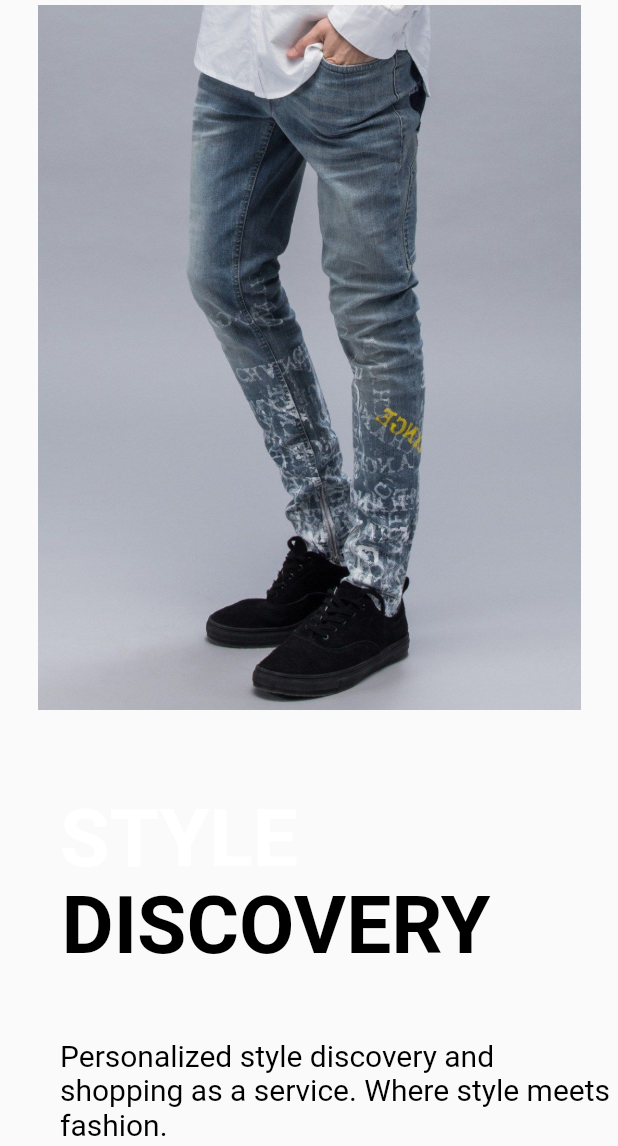
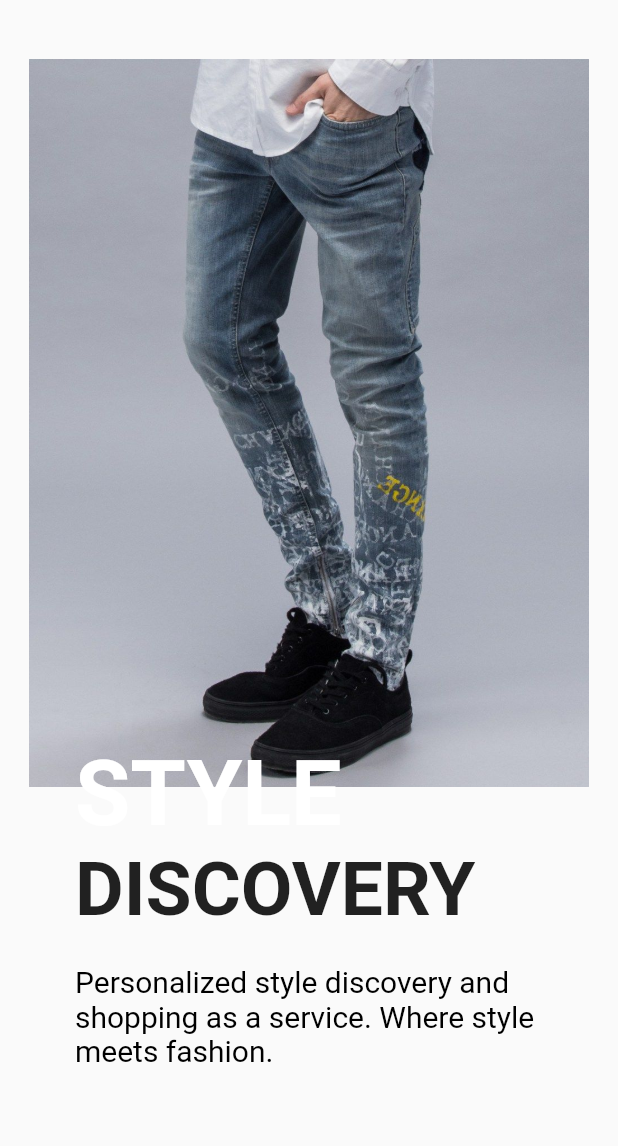
Before and after one commit to ZohaibAlvi98/appFrontend, a Flutter app: the Styles screen opened directly, on a phone screen of 412 x 824 dp, the part 90-1236 px from its top. Run offline on Flutter 3.47's test engine with Material 2 defaults, Android fonts, the phone set to English and light mode, and no system bars.

Commit message:
added on styles screen

```diff
--- a/lib/views/styles/styles-main.dart
+++ b/lib/views/styles/styles-main.dart
@@ -32,7 +32,7 @@ class _StylesState extends State<Styles> {
           padding: const EdgeInsets.only(left: 1.0),
           child: Image.asset(
             'assets/images/home3.png',
-              height: height * 0.4,
+            height: height * 40,
             width: 160,
           ),
         ),
@@ -41,52 +41,51 @@ class _StylesState extends State<Styles> {
         child: Column(
           children: [
             Container(
-                child: Stack(
+                // height: MediaQuery.of(context).size.height * 0.7,
+                width: MediaQuery.of(context).size.width * 1,
+                decoration: BoxDecoration(
+                    image: DecorationImage(
+                        // fit: BoxFit.contain,
+                        scale: 2.68,
+                        image: AssetImage('assets/images/styles2.jpg'))),
+                child: Container(
+                    padding: EdgeInsets.only(
+                        left: 50,
+                        top: MediaQuery.of(context).size.height * 0.43),
+                    child: Column(
+                      crossAxisAlignment: CrossAxisAlignment.start,
+                      children: [
+                        Text('\n\nSTYLE',
+                            style: TextStyle(
+                                fontSize: 60,
+                                color: Colors.white,
+                                fontWeight: FontWeight.bold)),
+                      ],
+                    ))),
+            Row(
+              // crossAxisAlignment: CrossAxisAlignment.start,
               children: [
                 Padding(
-                      padding: EdgeInsets.fromLTRB(25, 3, 25, 0),
-                      child: Image.asset(
-                        'assets/images/styles2.jpg',
+                  padding: EdgeInsets.only(left: 50.0),
+                  child: Text(
+                    'DISCOVERY',
+                    style: TextStyle(fontSize: 50, fontWeight: FontWeight.bold),
                   ),
                 ),
-                    Padding(
-                      padding: EdgeInsets.only(left: 40, top: height * 0.64),
-                      child: Stack(
-                        children: [
-                          Text(
-                            'STYLE',
-                            style: TextStyle(
-                                color: Colors.white,
-                                fontSize: width * 0.13,
-                                fontWeight: FontWeight.w600),
+              ],
             ),
             Padding(
-                            padding:
-                                EdgeInsets.only(top: height * 0.07, left: 1),
-                            child: Text('DISCOVERY',
-                                style: TextStyle(
-                                    color: Colors.black,
-                                    fontSize: width * 0.13,
-                                    fontWeight: FontWeight.w600)),
-                          ),
-                          Padding(
-                            padding: EdgeInsets.only(top: height * 0.2),
+              padding: EdgeInsets.only(top: 20.0, left: 50),
               child: Text(
                   'Personalized style discovery and shopping as a service. Where style meets fashion.',
                   style: TextStyle(
                       fontSize: 20,
                       color: Colors.black,
                       fontWeight: FontWeight.w400)),
-                          )
-                        ],
-                      ),
-                    )
-                  ],
-                ),
             ),
             Row(children: <Widget>[
               SizedBox(
-                  height: height * 0.2,
+                height: height * 0.15,
               ),
               Expanded(
                 child: new Container(
@@ -105,15 +104,156 @@ class _StylesState extends State<Styles> {
                       height: 36,
                     )),
               ),
-                SizedBox(
-                  height: height * 0.1,
+            ]),
+            Container(
+              height: MediaQuery.of(context).size.height * 1.2,
+              width: MediaQuery.of(context).size.width * 0.9,
+              decoration: BoxDecoration(
+                  image: DecorationImage(
+                      fit: BoxFit.cover,
+                      image: AssetImage('assets/images/styles4.jpg'))),
             ),
+            Card(
+              shape: RoundedRectangleBorder(
+                side: BorderSide(color: Colors.grey[400], width: 1),
+                borderRadius: BorderRadius.circular(80),
+              ),
+              margin: EdgeInsets.fromLTRB(30, 0, 30, 0),
+              child: Container(
+                height: 70,
+                child: Row(
+                  children: <Widget>[
                     Container(
-                    // child: Image.asset(name),
+                      width: 90,
+                      height: 60,
+                      decoration: new BoxDecoration(
+                        border: new Border.all(
+                          color: Colors.grey[400],
+                          width: 1.0,
+                        ),
+                        color: Colors.white,
+                        shape: BoxShape.circle,
+                      ),
+                      child: Padding(
+                        padding: EdgeInsets.only(left: 25.0, top: 15),
+                        child: Text(
+                          'End',
+                          style: TextStyle(fontSize: 20),
+                        ),
+                      ),
+                    ),
+                    Padding(
+                        padding: EdgeInsets.only(left: 20, top: 20),
+                        child: Column(
+                          children: [
+                            Text(
+                              'End Clothing',
+                              style: TextStyle(fontSize: 20),
+                            ),
+                            Text('10 may 2020')
+                          ],
+                        )),
+                    Padding(
+                      padding: EdgeInsets.only(left: width * 0.07),
+                      child: Row(children: <Widget>[
+                        IconButton(
+                          icon: Icon(Icons.favorite_outline_outlined),
+                          color: Colors.grey[400],
+                          iconSize: 30,
+                          onPressed: () {},
+                        ),
+                        IconButton(
+                          icon: Icon(Icons.bookmark_border),
+                          color: Colors.grey[400],
+                          iconSize: 30,
+                          onPressed: () {},
+                        ),
+                      ]),
                     )
-              ]),
                   ],
                 ),
-        ));
+              ),
+            ),
+          ],
+        ),
+      ),
+      // child: Column(
+      //   children: [
+      //     Container(
+      //       child: Stack(
+      //         children: [
+      //           Padding(
+      //             padding: EdgeInsets.fromLTRB(25, 3, 25, 0),
+      //             child: Image.asset(
+      //               'assets/images/styles2.jpg',
+      //               height: height * 0.7,
+      //             ),
+      //           ),
+      //           Padding(
+      //             padding: EdgeInsets.only(left: 40, top: height * 0.63),
+      //             child: Stack(
+      //               children: [
+      //                 Text(
+      //                   'STYLE',
+      //                   style: TextStyle(
+      //                       color: Colors.white,
+      //                       fontSize: width * 0.13,
+      //                       fontWeight: FontWeight.w600),
+      //                 ),
+      //                 Padding(
+      //                   padding:
+      //                       EdgeInsets.only(top: height * 0.07, left: 1),
+      //                   child: Text('DISCOVERY',
+      //                       style: TextStyle(
+      //                           color: Colors.black,
+      //                           fontSize: width * 0.13,
+      //                           fontWeight: FontWeight.w600)),
+      //                 ),
+      //                 Padding(
+      //                   padding: EdgeInsets.only(top: height * 0.2),
+      //                   child: Text(
+      //                       'Personalized style discovery and shopping as a service. Where style meets fashion.',
+      //                       style: TextStyle(
+      //                           fontSize: 20,
+      //                           color: Colors.black,
+      //                           fontWeight: FontWeight.w400)),
+      //                 )
+      //               ],
+      //             ),
+      //           )
+      //         ],
+      //       ),
+      //     ),
+      //     Row(children: <Widget>[
+      //       SizedBox(
+      //         height: height * 0.2,
+      //       ),
+      //       Expanded(
+      //         child: new Container(
+      //             margin: const EdgeInsets.only(left: 10.0, right: 20.0),
+      //             child: Divider(
+      //               color: Colors.black,
+      //               height: 36,
+      //             )),
+      //       ),
+      //       Text("FEATURED STYLES"),
+      //       Expanded(
+      //         child: new Container(
+      //             margin: const EdgeInsets.only(left: 20.0, right: 10.0),
+      //             child: Divider(
+      //               color: Colors.black,
+      //               height: 36,
+      //             )),
+      //       ),
+      //       SizedBox(
+      //         height: height * 0.1,
+      //       ),
+      //       Container(
+      //           // child: Image.asset(name),
+      //           )
+      //     ]),
+      //   ],
+      // ),
+    );
   }
 }
```
Lines whose indentation alone changed are shown as unchanged.
